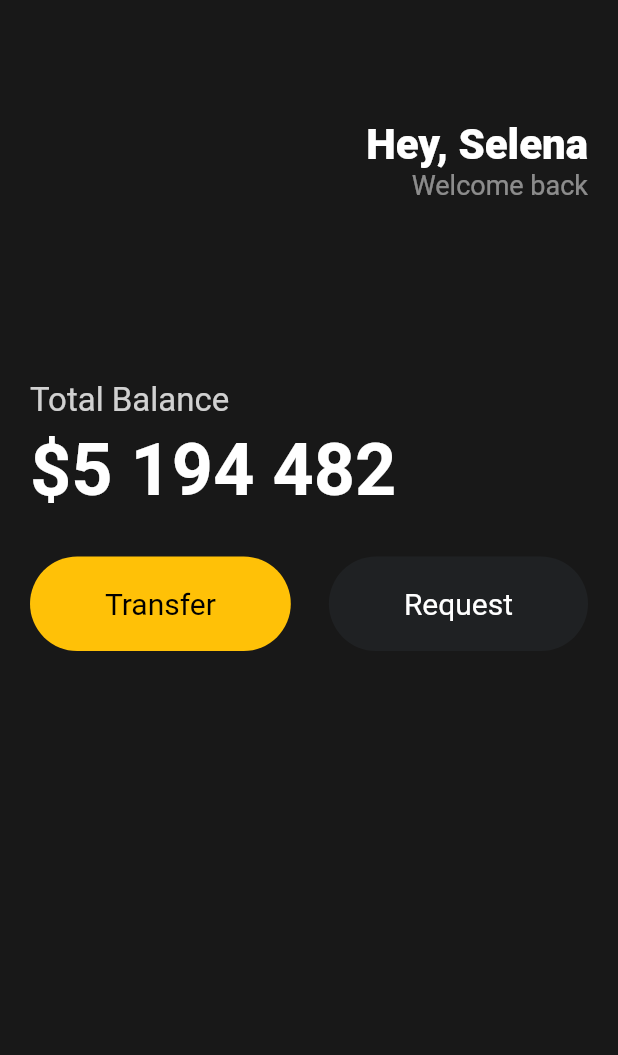
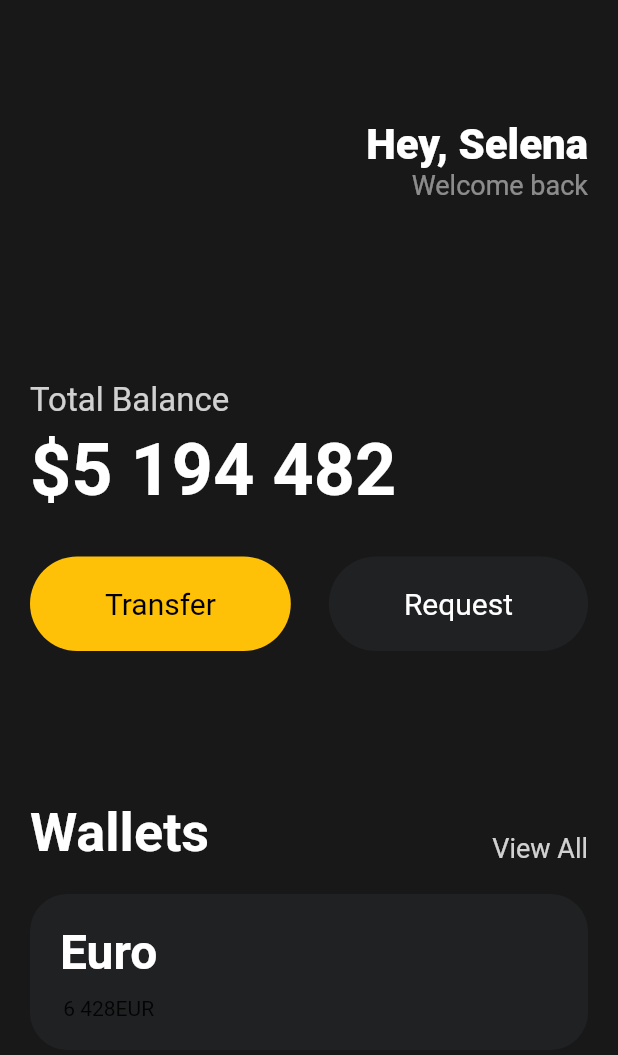
Before and after one commit to ITDawoon/flutter-study, a Flutter app: the screen it shows after launch, on a phone screen of 412 x 824 dp. Shown: the top 1055 px of the screen. Run offline on Flutter 3.47's test engine with Material 2 defaults, Android fonts, the phone set to English and light mode, and no system bars.

Commit message:
Add Wallet Box

```diff
--- a/toonflix/lib/main.dart
+++ b/toonflix/lib/main.dart
@@ -86,7 +86,66 @@ class App extends StatelessWidget {
                     textColor: Colors.white,
                   ),
                 ],
-              )
+              ),
+              const SizedBox(
+                height: 100,
+              ),
+              Row(
+                crossAxisAlignment: CrossAxisAlignment.end,
+                mainAxisAlignment: MainAxisAlignment.spaceBetween,
+                children: [
+                  const Text(
+                    'Wallets',
+                    style: TextStyle(
+                      color: Colors.white,
+                      fontSize: 36,
+                      fontWeight: FontWeight.w600,
+                    ),
+                  ),
+                  Text(
+                    'View All',
+                    style: TextStyle(
+                      color: Colors.white.withOpacity(0.8),
+                      fontSize: 18,
+                    ),
+                  ),
+                ],
+              ),
+              const SizedBox(
+                height: 20,
+              ),
+              Container(
+                  decoration: BoxDecoration(
+                      color: const Color(0xFF1F2123),
+                      borderRadius: BorderRadius.circular(25)),
+                  child: const Padding(
+                    padding: EdgeInsets.all(20),
+                    child: Row(
+                      children: [
+                        Column(
+                          children: [
+                            Text(
+                              'Euro',
+                              style: TextStyle(
+                                color: Colors.white,
+                                fontSize: 32,
+                                fontWeight: FontWeight.w600,
+                              ),
+                            ),
+                            SizedBox(
+                              height: 10,
+                            ),
+                            Row(
+                              children: [
+                                Text('6 428'),
+                                Text('EUR'),
+                              ],
+                            ),
+                          ],
+                        ),
+                      ],
+                    ),
+                  )),
             ],
           ),
         ),
```
